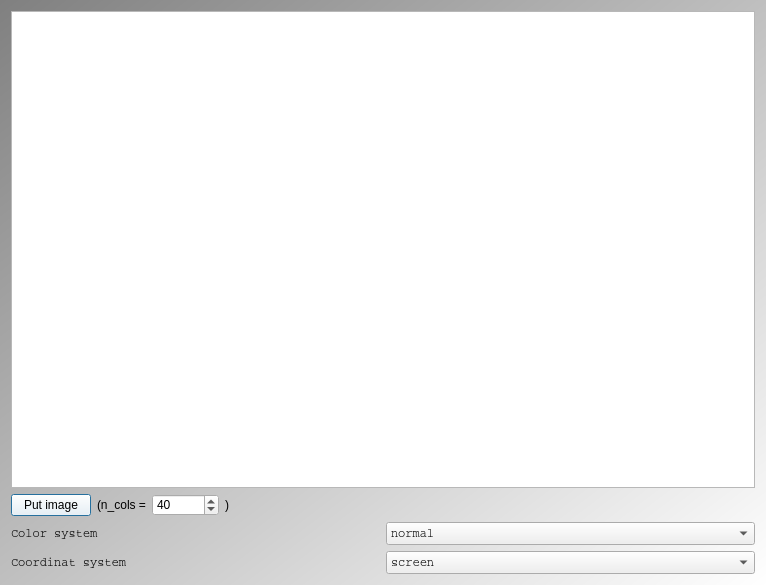
Old version of the form Tools/ToolTestImageCanvas/qttestimagecanvasmaindialog.ui in the repository richelbilderbeek/ProjectRichelBilderbeek.
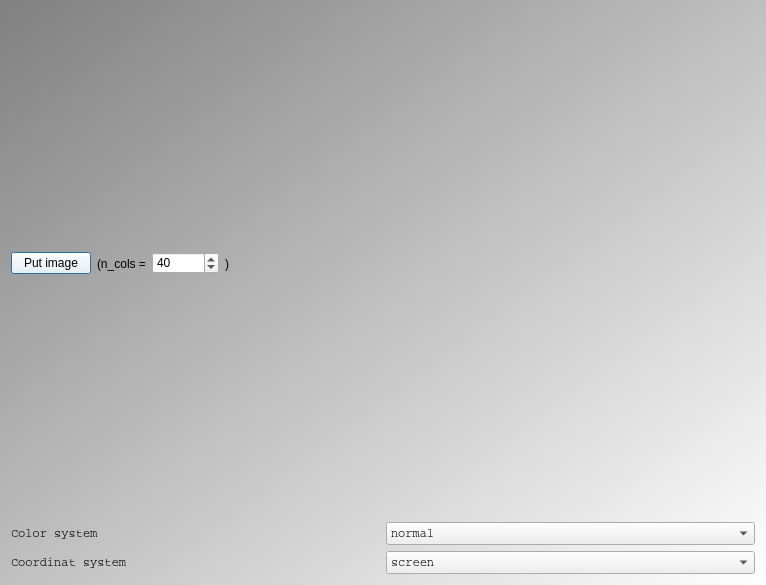
New version of the form.

The edit to the form file:
```diff
--- a/Tools/ToolTestImageCanvas/qttestimagecanvasmaindialog.ui
+++ b/Tools/ToolTestImageCanvas/qttestimagecanvasmaindialog.ui
@@ -18,19 +18,6 @@
 QPushButton { color: rgb(0,0,0); }</string>
   </property>
   <layout class="QVBoxLayout" name="verticalLayout">
-   <item>
-    <widget class="QPlainTextEdit" name="text">
-     <property name="font">
-      <font>
-       <family>Courier</family>
-       <pointsize>8</pointsize>
-      </font>
-     </property>
-     <property name="readOnly">
-      <bool>true</bool>
-     </property>
-    </widget>
-   </item>
    <item>
     <layout class="QHBoxLayout" name="layout_image">
      <item>
```
